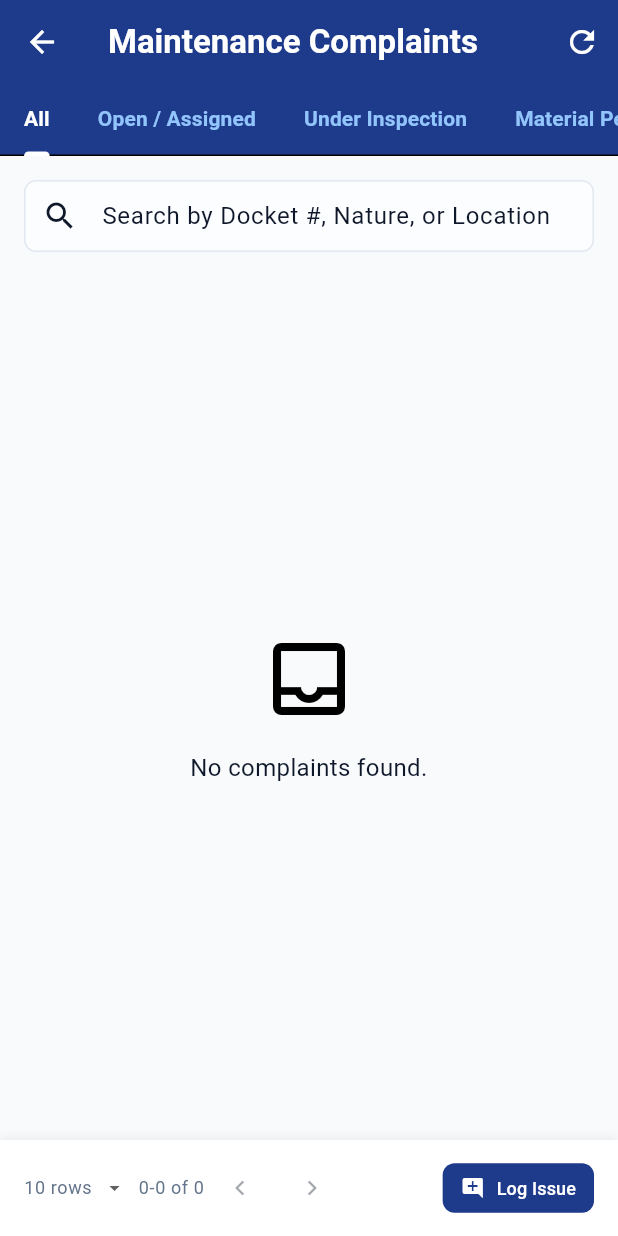
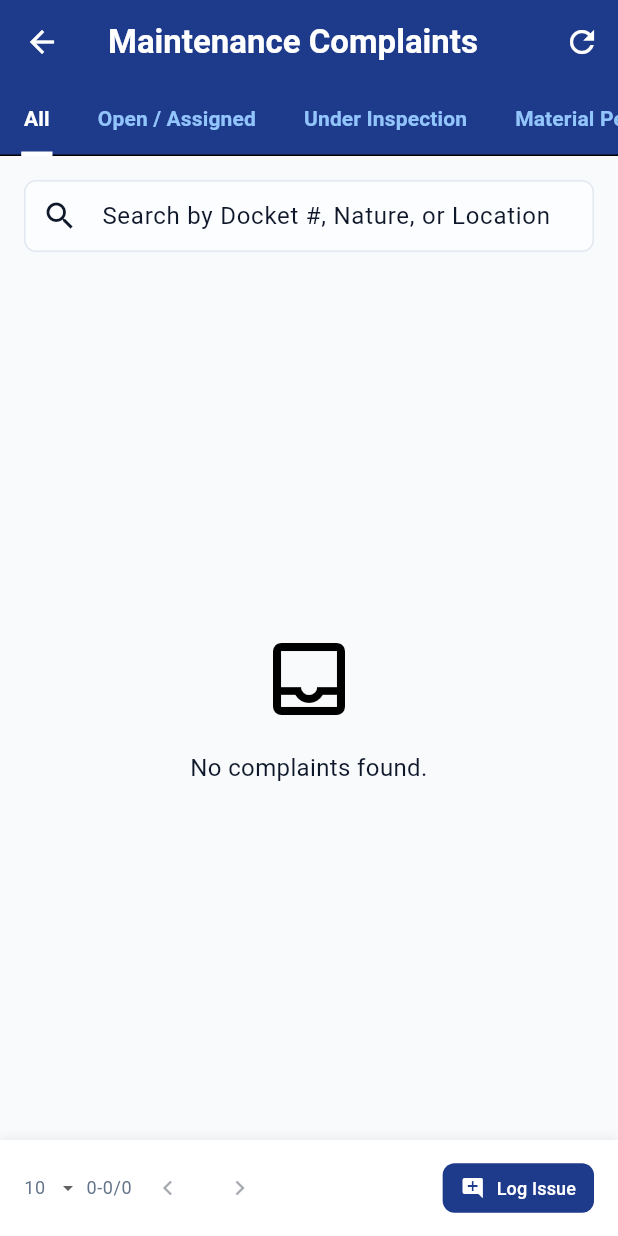
Before and after one commit to Ermars8055/smartcampus2, a Flutter app: the ComplaintsListScreen screen opened directly, on a phone screen of 412 x 824 dp. Run offline on Flutter 3.47's test engine with Material 3 defaults, Android fonts, the phone set to English and light mode, and no system bars; our stand-ins replace dio, flutter_dotenv, flutter_secure_storage, go_router, hive_flutter, image_picker and 2 more; missing offline and left inert: nowa_runtime; accounts and stored records are empty; network calls fail; project files that could hold a hidden picture were left out.

Commit message:
style: Fix TabBar bleed, Card overflow, and cramped pagination on Complaints Screen

```diff
--- a/smartcampusAPP/52409c58-88e7-42ca-ab6e-6e2f5bbbf035/facilityflow/lib/pages/complaints_list_screen.dart
+++ b/smartcampusAPP/52409c58-88e7-42ca-ab6e-6e2f5bbbf035/facilityflow/lib/pages/complaints_list_screen.dart
@@ -206,7 +206,10 @@ class _ComplaintsListScreenState extends State<ComplaintsListScreen> with Single
           controller: _tabController,
           isScrollable: true,
           tabAlignment: TabAlignment.start,
-          indicatorColor: Colors.white,
+          indicator: const UnderlineTabIndicator(
+            borderSide: BorderSide(width: 3.0, color: Colors.white),
+            insets: EdgeInsets.symmetric(horizontal: 16.0),
+          ),
           labelColor: Colors.white,
           unselectedLabelColor: const Color(0xFF93C5FD),
           tabs: _tabs.map((t) => Tab(text: t)).toList(),
@@ -290,13 +293,17 @@ class _ComplaintsListScreenState extends State<ComplaintsListScreen> with Single
                                       Row(
                                         mainAxisAlignment: MainAxisAlignment.spaceBetween,
                                         children: [
-                                          Text(
-                                            complaint.docketNo,
-                                            style: theme.textTheme.titleMedium?.copyWith(
-                                              fontWeight: FontWeight.bold,
-                                              color: theme.colorScheme.primary,
+                                          Expanded(
+                                            child: Text(
+                                              complaint.docketNo,
+                                              style: theme.textTheme.titleMedium?.copyWith(
+                                                fontWeight: FontWeight.bold,
+                                                color: theme.colorScheme.primary,
+                                              ),
+                                              overflow: TextOverflow.ellipsis,
                                             ),
                                           ),
+                                          const SizedBox(width: 8),
                                           Container(
                                             padding: const EdgeInsets.symmetric(horizontal: 8, vertical: 4),
                                             decoration: BoxDecoration(
@@ -429,7 +436,7 @@ class _ComplaintsListScreenState extends State<ComplaintsListScreen> with Single
                         iconSize: 16,
                         isDense: true,
                         items: [10, 20, 50, 100]
-                            .map((e) => DropdownMenuItem(value: e, child: Text('$e rows')))
+                            .map((e) => DropdownMenuItem(value: e, child: Text('$e')))
                             .toList(),
                         onChanged: (v) {
                           if (v != null) {
@@ -441,9 +448,9 @@ class _ComplaintsListScreenState extends State<ComplaintsListScreen> with Single
                           }
                         },
                       ),
-                      const SizedBox(width: 8),
+                      const SizedBox(width: 4),
                       Text(
-                        '${totalItems == 0 ? 0 : (_currentPage * _rowsPerPage) + 1}-${((_currentPage * _rowsPerPage) + _rowsPerPage).clamp(0, totalItems)} of $totalItems',
+                        '${totalItems == 0 ? 0 : (_currentPage * _rowsPerPage) + 1}-${((_currentPage * _rowsPerPage) + _rowsPerPage).clamp(0, totalItems)}/$totalItems',
                         style: theme.textTheme.bodySmall,
                       ),
                       IconButton(
```
